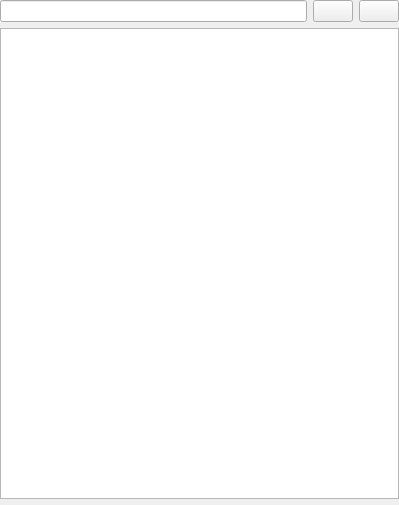
QIICR/SlicerPIRADS, file SlicerPIRADS/Resources/UI/FindingInformationWidget.ui: the form before one commit.
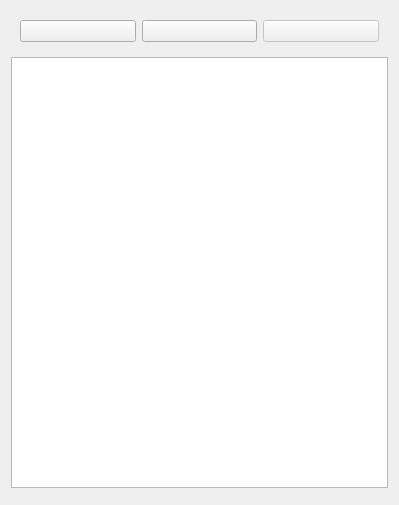
The form after the commit. Icons and pictures are not drawn.

Commit message:
ENH: reorganized UI
* took annotations buttons out of series type list and having some main
  annotation buttons
* series number + series type displayed

The edit to the form file:
```diff
--- a/SlicerPIRADS/Resources/UI/FindingInformationWidget.ui
+++ b/SlicerPIRADS/Resources/UI/FindingInformationWidget.ui
@@ -11,7 +11,7 @@
    </rect>
   </property>
   <property name="sizePolicy">
-   <sizepolicy hsizetype="Expanding" vsizetype="Maximum">
+   <sizepolicy hsizetype="Minimum" vsizetype="Minimum">
     <horstretch>0</horstretch>
     <verstretch>0</verstretch>
    </sizepolicy>
@@ -30,79 +30,91 @@
   <property name="styleSheet">
    <string notr="true"/>
   </property>
-  <layout class="QGridLayout" name="gridLayout">
-   <property name="leftMargin">
-    <number>0</number>
-   </property>
-   <property name="topMargin">
-    <number>0</number>
-   </property>
-   <property name="rightMargin">
-    <number>0</number>
-   </property>
-   <property name="bottomMargin">
-    <number>0</number>
-   </property>
-   <item row="0" column="0">
-    <layout class="QGridLayout" name="gridLayout_2">
-     <property name="leftMargin">
-      <number>0</number>
-     </property>
-     <property name="rightMargin">
-      <number>0</number>
-     </property>
-     <item row="1" column="2">
-      <widget class="QPushButton" name="assessmentButton">
+  <layout class="QVBoxLayout" name="verticalLayout_2">
+   <item>
+    <layout class="QVBoxLayout" name="verticalLayout">
+     <item>
+      <widget class="QFrame" name="annotationButtonFrame">
+       <property name="enabled">
+        <bool>true</bool>
+       </property>
+       <layout class="QHBoxLayout" name="horizontalLayout">
+        <item>
+         <widget class="QPushButton" name="segmentationButton">
+          <property name="enabled">
+           <bool>true</bool>
+          </property>
        <property name="sizePolicy">
-        <sizepolicy hsizetype="Minimum" vsizetype="Minimum">
+           <sizepolicy hsizetype="Minimum" vsizetype="Maximum">
          <horstretch>0</horstretch>
          <verstretch>0</verstretch>
         </sizepolicy>
        </property>
-       <property name="cursor">
-        <cursorShape>PointingHandCursor</cursorShape>
-       </property>
-       <property name="toolTip">
-        <string>Add Assessment</string>
-       </property>
        <property name="text">
         <string/>
        </property>
-       <property name="icon">
-        <iconset>
-         <normaloff>:/Icons/Remove.png</normaloff>:/Icons/Remove.png</iconset>
-       </property>
-      </widget>
-     </item>
-     <item row="1" column="3">
-      <widget class="QPushButton" name="prostateMapButton">
-       <property name="enabled">
-        <bool>true</bool>
-       </property>
+          <property name="checkable">
+           <bool>true</bool>
+          </property>
+          <property name="MRML_NODE_CLASS" stdset="0">
+           <string>vtkMRMLSegmentationNode</string>
+          </property>
+          <attribute name="buttonGroup">
+           <string notr="true">annotationButtonGroup</string>
+          </attribute>
+         </widget>
+        </item>
+        <item>
+         <widget class="QPushButton" name="rulerButton">
        <property name="sizePolicy">
-        <sizepolicy hsizetype="Preferred" vsizetype="Preferred">
+           <sizepolicy hsizetype="Minimum" vsizetype="Maximum">
          <horstretch>0</horstretch>
          <verstretch>0</verstretch>
         </sizepolicy>
        </property>
-       <property name="cursor">
-        <cursorShape>PointingHandCursor</cursorShape>
-       </property>
-       <property name="toolTip">
-        <string>Add Location</string>
-       </property>
-       <property name="autoFillBackground">
+          <property name="text">
+           <string/>
+          </property>
+          <property name="checkable">
+           <bool>true</bool>
+          </property>
+          <property name="MRML_NODE_CLASS" stdset="0">
+           <string>vtkMRMLAnnotationRulerNode</string>
+          </property>
+          <attribute name="buttonGroup">
+           <string notr="true">annotationButtonGroup</string>
+          </attribute>
+         </widget>
+        </item>
+        <item>
+         <widget class="QPushButton" name="fiducialButton">
+          <property name="enabled">
         <bool>false</bool>
        </property>
+          <property name="sizePolicy">
+           <sizepolicy hsizetype="Minimum" vsizetype="Maximum">
+            <horstretch>0</horstretch>
+            <verstretch>0</verstretch>
+           </sizepolicy>
+          </property>
        <property name="text">
         <string/>
        </property>
-      </widget>
-     </item>
-     <item row="1" column="1">
-      <widget class="QLineEdit" name="findingsNameEdit"/>
+          <property name="checkable">
+           <bool>true</bool>
+          </property>
+          <property name="MRML_NODE_CLASS" stdset="0">
+           <string>vtkMRMLMarkupFiducialNode</string>
+          </property>
+          <attribute name="buttonGroup">
+           <string notr="true">annotationButtonGroup</string>
+          </attribute>
+         </widget>
+        </item>
+       </layout>
+      </widget>
      </item>
-     <item row="2" column="1" colspan="3">
+     <item>
       <widget class="QListWidget" name="annotationsListWidget">
        <property name="sizePolicy">
         <sizepolicy hsizetype="Expanding" vsizetype="Expanding">
@@ -139,10 +151,10 @@
        </property>
       </widget>
      </item>
-     <item row="3" column="1" colspan="3">
+     <item>
       <widget class="QFrame" name="annotationToolFrame">
        <property name="sizePolicy">
-        <sizepolicy hsizetype="Minimum" vsizetype="Maximum">
+        <sizepolicy hsizetype="Ignored" vsizetype="Ignored">
          <horstretch>0</horstretch>
          <verstretch>0</verstretch>
         </sizepolicy>
```
Left out of the diff: 7 changed lines with no effect on the pictures. Lines whose indentation alone changed are shown as unchanged. The commit also changes 5 other files.
